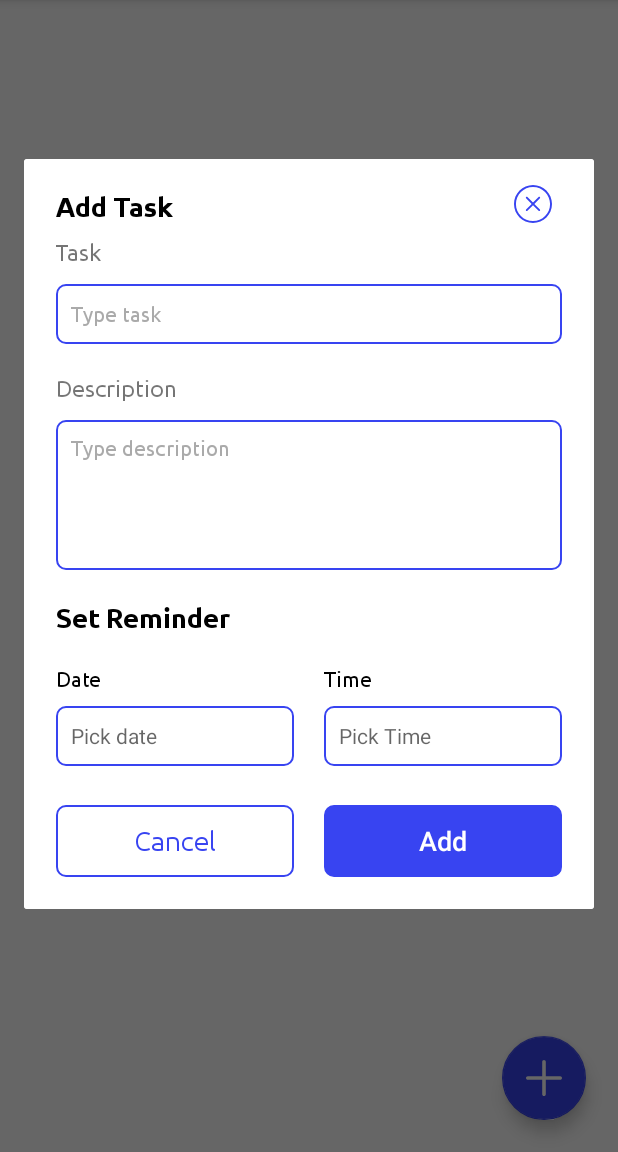
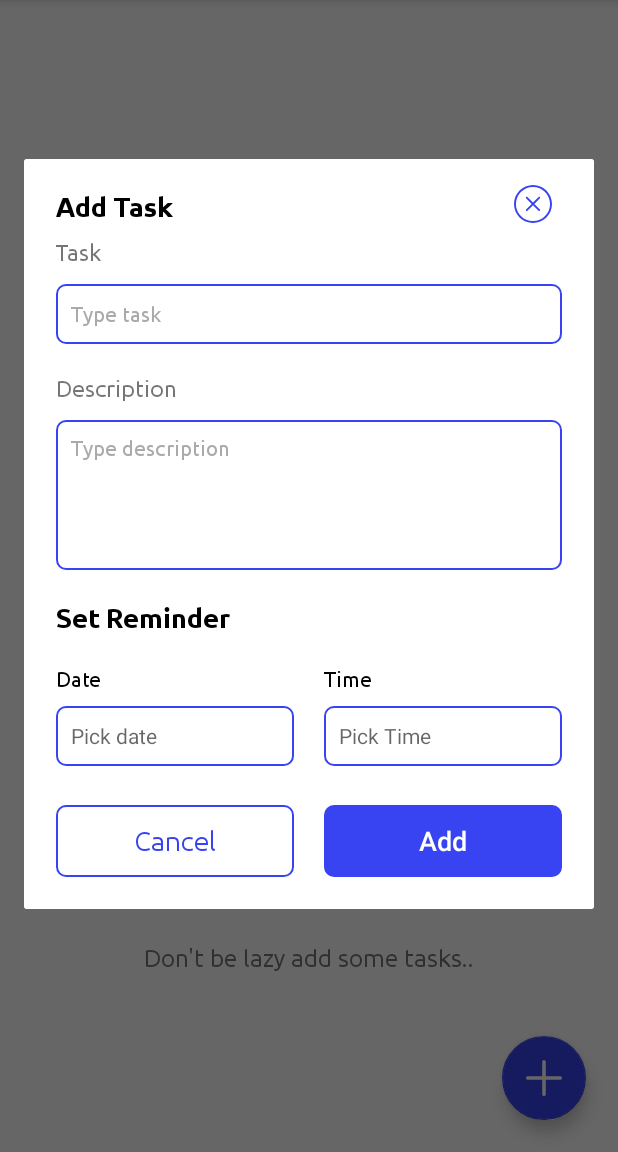
Before and after one commit to dino-sunny/Todo, an Android app: the screen it shows after launch (HomeActivity), after a tap on "Add Task", on a phone screen of 412 x 824 dp, the part 84-1236 px from its top. Run offline under Robolectric (Android 15) with nearby library versions, the phone set to English and light mode, and no system bars; our stand-ins replace Room's generated code, data binding.

Commit message:
lottie animation added when no task listed

```diff
--- a/app/build.gradle
+++ b/app/build.gradle
@@ -74,6 +74,7 @@ dependencies {
     implementation 'androidx.appcompat:appcompat:1.2.0'
     implementation 'com.google.android.material:material:1.3.0'
     implementation 'androidx.constraintlayout:constraintlayout:2.0.4'
+    implementation "com.airbnb.android:lottie:3.4.0"
 
     implementation 'com.squareup.retrofit2:converter-gson:2.8.1'
 
--- a/app/src/main/res/layout/activity_home.xml
+++ b/app/src/main/res/layout/activity_home.xml
@@ -136,13 +136,24 @@
             android:layout_margin="21dp"
             android:focusable="true" />
 
+        <com.airbnb.lottie.LottieAnimationView
+            android:id="@+id/animationView"
+            android:layout_width="match_parent"
+            android:layout_height="wrap_content"
+            app:lottie_rawRes="@raw/empty_state"
+            app:lottie_autoPlay="true"
+            android:layout_gravity="center|center_horizontal"
+            app:lottie_loop="true"
+            android:visibility="@{(homeViewModel.completedTodo.size()>0 || homeViewModel.todo.size()>0)?View.GONE:View.VISIBLE}"/>
+
         <TextView
             android:layout_width="match_parent"
             android:layout_height="match_parent"
-            android:fontFamily="@font/ubuntu_bold"
-            android:textSize="18sp"
-            android:visibility="@{(homeViewModel.completedTodo.size()>0 || homeViewModel.todo.size()>0)?View.INVISIBLE:View.VISIBLE}"
-            android:gravity="center|center_horizontal"
+            android:fontFamily="@font/ubuntu"
+            android:textSize="16sp"
+            android:visibility="@{(homeViewModel.completedTodo.size()>0 || homeViewModel.todo.size()>0)?View.GONE:View.VISIBLE}"
+            android:gravity="center_horizontal|bottom"
+            android:layout_marginBottom="120dp"
             android:text="@string/don_t_be_lazy_add_some_todos"/>
 
     </androidx.coordinatorlayout.widget.CoordinatorLayout>
```
Also changed, not shown: app/src/main/res/raw/empty_state.json (added, +1 -0 lines).
